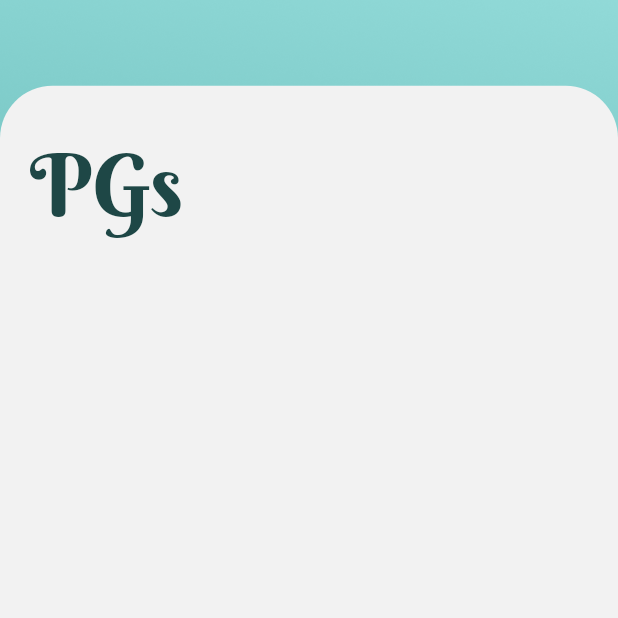
After one commit to LiquidatorCoder/simple-flutter-login, a Flutter app: the screen it shows after launch, after a tap on "Sign in with Google", after a tap on "Submit", on a phone screen of 412 x 824 dp, the top half of it. The commit adds this screen. Run offline on Flutter 3.47's test engine with Material 2 defaults, Android fonts, the phone set to English and light mode, and no system bars; our stand-ins replace cloud_firestore, firebase_auth, flutter_screenutil, google_sign_in, image_picker, location; accounts and stored records are empty.

Commit message:
Added firestore receive and carousel

```diff
--- /dev/null
+++ b/lib/screens/carousel.dart
@@ -0,0 +1,137 @@
+import 'package:flutter/material.dart';
+import 'package:flutter_screenutil/flutter_screenutil.dart';
+import 'package:flutter/services.dart';
+import 'package:cloud_firestore/cloud_firestore.dart';
+import 'package:yehlo/screens/sign_in.dart';
+import 'dart:io';
+
+class Carousel extends StatefulWidget {
+  @override
+  _CarouselState createState() => _CarouselState();
+}
+
+class _CarouselState extends State<Carousel> {
+  final databaseReference2 = Firestore.instance;
+  Future<QuerySnapshot> dbr;
+  List data = [];
+  List images = [];
+  List names = [];
+  List locations = [];
+  @override
+  void initState() {
+    super.initState();
+    dbr = databaseReference2.collection("users").getDocuments();
+    setState(() {});
+  }
+
+  @override
+  void dispose() {
+    super.dispose();
+  }
+
+  @override
+  Widget build(BuildContext context) {
+    ScreenUtil.init(context, width: 720, height: 1440, allowFontScaling: true);
+    return Scaffold(
+      body: Stack(
+        children: <Widget>[
+          Container(
+            decoration: BoxDecoration(
+              image: DecorationImage(
+                fit: BoxFit.cover,
+                image: AssetImage("assets/bg2.png"),
+              ),
+            ),
+          ),
+          Align(
+            alignment: Alignment.bottomCenter,
+            child: Card(
+              elevation: 0,
+              shape: RoundedRectangleBorder(
+                borderRadius: BorderRadius.only(
+                  topLeft: Radius.circular(35),
+                  topRight: Radius.circular(35),
+                ),
+              ),
+              margin: EdgeInsets.all(0),
+              color: Color(0xFFF2F2F2),
+              child: SizedBox(
+                height: 1340.h,
+                width: 720.w,
+                child: Column(
+                  mainAxisAlignment: MainAxisAlignment.spaceEvenly,
+                  children: <Widget>[
+                    Padding(
+                      padding: const EdgeInsets.fromLTRB(20, 30, 0, 30),
+                      child: Align(
+                        alignment: Alignment.topLeft,
+                        child: Text(
+                          "PGs",
+                          style: TextStyle(
+                            fontFamily: "Berkshire Swash",
+                            fontSize: 58,
+                            color: Color(0xFF1E4746),
+                          ),
+                        ),
+                      ),
+                    ),
+                    SizedBox(
+                      width: 720.w,
+                      height: 1135.h,
+                      child: new FutureBuilder(
+                        future: dbr,
+                        builder:
+                            (context, AsyncSnapshot<QuerySnapshot> snapshot) {
+                          if (snapshot.hasData) {
+                            data = [];
+                            images = [];
+                            names = [];
+                            locations = [];
+                            snapshot.data.documents
+                                .forEach((element) => data.add(element.data));
+                            snapshot.data.documents.forEach((element) =>
+                                images.add(element.data["pgImage"]));
+                            snapshot.data.documents.forEach(
+                                (element) => names.add(element.data["pgName"]));
+                            snapshot.data.documents.forEach((element) =>
+                                locations.add(element.data["pgLocation"]));
+
+                            return Container(
+                              child: new Scrollbar(
+                                child: ListView.builder(
+                                  itemCount: data.length,
+                                  itemBuilder:
+                                      (BuildContext context, int index) {
+                                    return ListTile(
+                                      subtitle: Text(locations[index]),
+                                      title: Text(
+                                        names[index],
+                                      ),
+                                      trailing:
+                                          Image.file(new File(images[index])),
+                                    );
+                                  },
+                                ),
+                              ),
+                            );
+                          } else {
+                            return Column(
+                              mainAxisAlignment: MainAxisAlignment.center,
+                              children: <Widget>[
+                                CircularProgressIndicator(),
+                              ],
+                            );
+                          }
+                        },
+                      ),
+                    )
+                  ],
+                ),
+              ),
+            ),
+          ),
+        ],
+      ),
+    );
+  }
+}
--- a/lib/screens/input_form.dart
+++ b/lib/screens/input_form.dart
@@ -5,6 +5,7 @@ import 'package:flutter/services.dart';
 import 'package:image_picker/image_picker.dart';
 import 'package:location/location.dart';
 import 'package:cloud_firestore/cloud_firestore.dart';
+import 'package:yehlo/screens/carousel.dart';
 import 'package:yehlo/screens/sign_in.dart';
 
 class InputForm extends StatefulWidget {
@@ -60,7 +61,7 @@ class _InputFormState extends State<InputForm> {
   void createRecord() async {
     await databaseReference.collection("users").document(userId).setData({
       'pgName': myController.text,
-      'pgImage': _image.toString(),
+      'pgImage': _image.path.toString(),
       'pgLocation':
           "Lat : ${_locationData.latitude}, Long : ${_locationData.longitude}"
     });
@@ -288,7 +289,7 @@ Widget _nextButton(BuildContext context, function()) {
       Navigator.of(context).push(
         MaterialPageRoute(
           builder: (context) {
-            return InputForm();
+            return Carousel();
           },
         ),
       );
@@ -319,7 +320,7 @@ Widget _nextButton(BuildContext context, function()) {
           mainAxisAlignment: MainAxisAlignment.center,
           children: <Widget>[
             Text(
-              'Next',
+              'Submit',
               style: TextStyle(
                 fontFamily: "Noto Sans",
                 fontSize: 20,
--- a/lib/screens/sign_in.dart
+++ b/lib/screens/sign_in.dart
@@ -2,6 +2,9 @@ import 'package:firebase_auth/firebase_auth.dart';
 import 'package:google_sign_in/google_sign_in.dart';
 
 String userId;
+String name;
+String email;
+String imageUrl;
 final FirebaseAuth _auth = FirebaseAuth.instance;
 final GoogleSignIn googleSignIn = GoogleSignIn();
 
@@ -24,6 +27,16 @@ Future<String> signInWithGoogle() async {
   final FirebaseUser currentUser = await _auth.currentUser();
   assert(user.uid == currentUser.uid);
   userId = user.uid.toString();
+  assert(user.email != null);
+  assert(user.displayName != null);
+  assert(user.photoUrl != null);
+  name = user.displayName;
+  email = user.email;
+  imageUrl = user.photoUrl;
+  if (name.contains(" ")) {
+    name = name.substring(0, name.indexOf(" "));
+  }
+
   return 'signInWithGoogle succeeded: $user';
 }
 
```
Also changed, not shown: assets/bg2.png (added).
